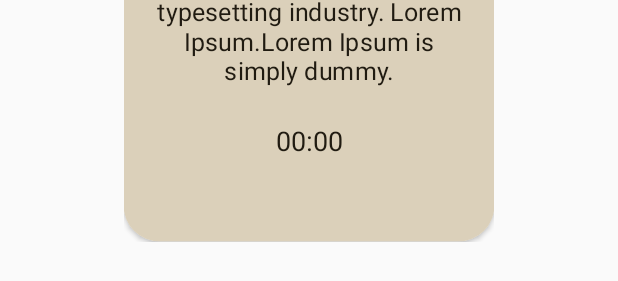
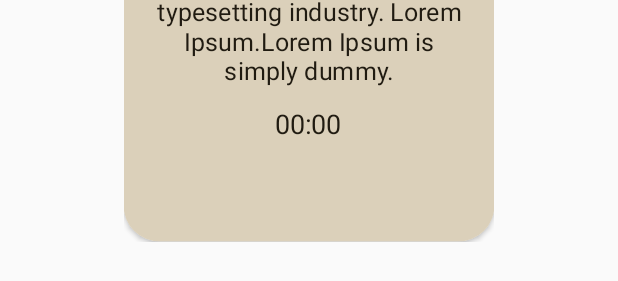
Before and after one commit to nazmus-ashrafi/Multi-timer-2-master, an Android app: the layout view_timers.xml on its own in the app's theme, with its tools: preview values and no code run, on a phone screen of 412 x 824 dp. Shown: the part 545-826 px from the top of the screen. Run offline under Robolectric (Android 15) with nearby library versions, the phone set to English and light mode, and no system bars.

Commit message:
update 3

```diff
--- a/app/src/main/java/com/nazmusashrafi/multi_timer_2_master/LoadRunPageActivity.java
+++ b/app/src/main/java/com/nazmusashrafi/multi_timer_2_master/LoadRunPageActivity.java
@@ -1443,6 +1443,8 @@ public class LoadRunPageActivity extends AppCompatActivity {
         Intent intent = new Intent(getApplicationContext(), LoggedInTotalDashboardActivity.class);
         startActivity(intent);
 
+        finish();
+
     }
 
 }
--- a/app/src/main/java/com/nazmusashrafi/multi_timer_2_master/RunPageActivity.java
+++ b/app/src/main/java/com/nazmusashrafi/multi_timer_2_master/RunPageActivity.java
@@ -1434,6 +1434,8 @@ public class RunPageActivity extends AppCompatActivity {
                 countDownTimer.cancel();
                 timerRunning = false;
 
+                finish();
+
             }
 
 
@@ -1451,8 +1453,6 @@ public class RunPageActivity extends AppCompatActivity {
 
 
 
-
-
     }
 
 
--- a/app/src/main/res/layout/view_timers.xml
+++ b/app/src/main/res/layout/view_timers.xml
@@ -31,7 +31,7 @@
 
                 <ImageView
                     android:id="@+id/imgArticle"
-                    android:layout_width="1415dp"
+                    android:layout_width="415dp"
                     android:layout_height="599dp"
                     android:background="@color/cardColorCreamH"
                     android:scaleType="centerCrop"
@@ -55,7 +55,7 @@
                     android:textAlignment="center"
                     android:textColor="@color/colorTextBlack"
                     android:textSize="40sp"
-
+                    android:textStyle="bold"
                     app:layout_constraintEnd_toEndOf="parent"
                     app:layout_constraintStart_toStartOf="parent"
                     app:layout_constraintTop_toTopOf="parent" />
@@ -78,13 +78,11 @@
 
                 <TextView
                     android:id="@+id/tvDesc"
-                    android:layout_width="match_parent"
+                    android:layout_width="wrap_content"
                     android:layout_height="0dp"
                     android:layout_marginTop="20dp"
-                    android:gravity="top|center_horizontal"
                     android:paddingLeft="30dp"
                     android:paddingRight="30dp"
-
                     android:text="Lorem Ipsum is simply dummy text of
 the printing and typesetting industry.
 Lorem Ipsum has been. typesetting industry.
@@ -97,6 +95,23 @@ Lorem Ipsum.Lorem Ipsum is simply dummy."
                     app:layout_constraintStart_toStartOf="@+id/imgArticle"
                     app:layout_constraintTop_toBottomOf="@+id/tvMainTitle" />
 
+
+                <TextView
+                    android:id="@+id/tvTimerView"
+                    android:layout_width="wrap_content"
+                    android:layout_height="wrap_content"
+                    android:layout_marginTop="20dp"
+                    android:paddingLeft="30dp"
+                    android:paddingRight="30dp"
+                    android:text="00:00"
+                    android:textAlignment="center"
+                    android:textColor="@color/colorTextBlack"
+                    android:textSize="30sp"
+                    app:layout_constraintEnd_toEndOf="parent"
+                    app:layout_constraintStart_toStartOf="@+id/imgArticle"
+                    app:layout_constraintTop_toBottomOf="@+id/tvDesc"
+                    android:paddingBottom="30dp"
+                    />
 
                 <!--                <Button-->
                 <!--                    android:id="@+id/btRemove"-->
@@ -142,23 +157,6 @@ Lorem Ipsum.Lorem Ipsum is simply dummy."
                 <!--                    app:layout_constraintStart_toStartOf="parent"-->
                 <!--                    app:layout_constraintTop_toBottomOf="@+id/tvTimerView" />-->
 
-                <TextView
-                    android:id="@+id/tvTimerView"
-                    android:layout_width="wrap_content"
-                    android:layout_height="wrap_content"
-                    android:layout_marginBottom="24dp"
-                    android:paddingLeft="30dp"
-                    android:paddingRight="30dp"
-                    android:paddingBottom="30dp"
-                    android:text="00:00"
-                    android:textAlignment="center"
-                    android:textColor="@color/colorTextBlack"
-                    android:textSize="30sp"
-                    app:layout_constraintBottom_toBottomOf="parent"
-                    app:layout_constraintEnd_toEndOf="parent"
-                    app:layout_constraintStart_toStartOf="parent"
-                    app:layout_constraintTop_toBottomOf="@+id/tvDesc" />
-
                 <View
 
                     android:id="@+id/view"
@@ -166,7 +164,7 @@ Lorem Ipsum.Lorem Ipsum is simply dummy."
                     android:layout_height="440dp"
                     android:background="@drawable/bg_shadow"
                     app:layout_constraintEnd_toEndOf="parent"
-                    app:layout_constraintHorizontal_bias="0.0"
+                    app:layout_constraintHorizontal_bias="1.0"
                     app:layout_constraintStart_toStartOf="parent"
                     app:layout_constraintTop_toBottomOf="@+id/tvMainTitle" />
 
@@ -184,4 +182,7 @@ Lorem Ipsum.Lorem Ipsum is simply dummy."
 
 
 
+
+
+
 </ScrollView>
```
